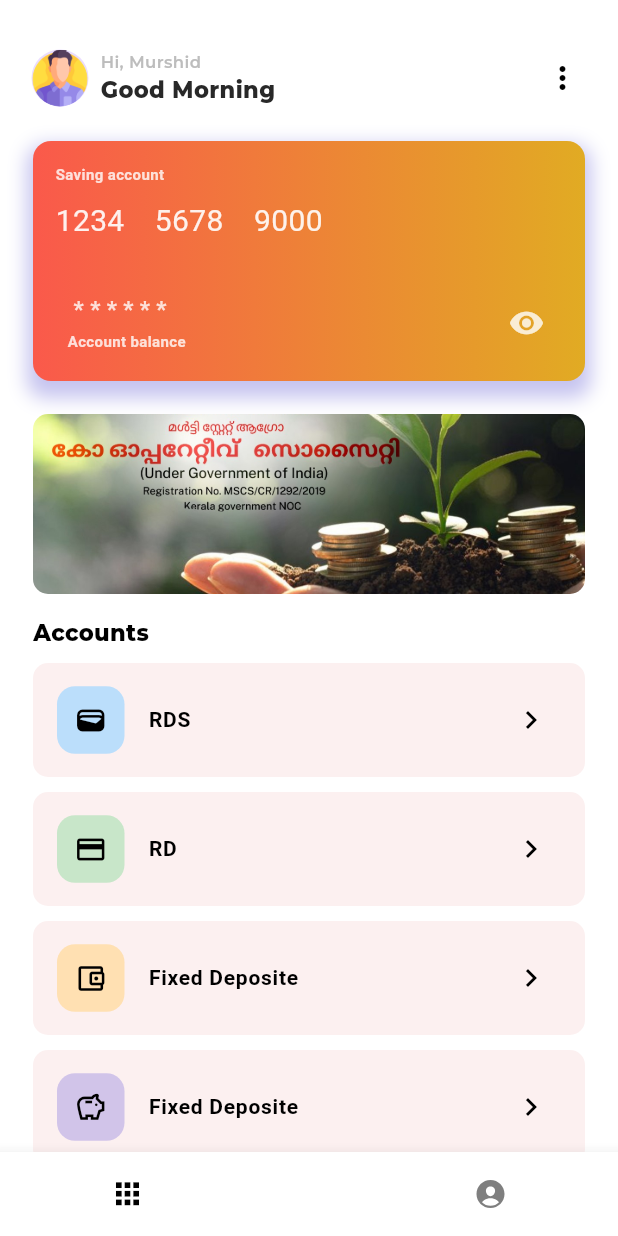
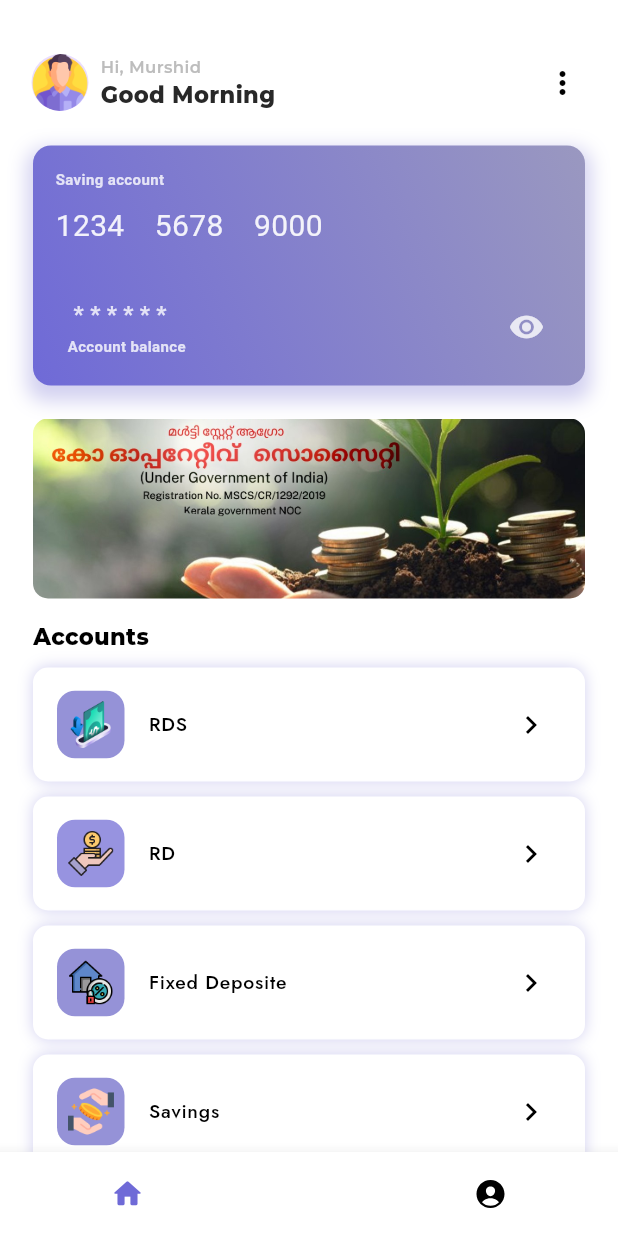
Before and after one commit to whitesoft2024/malabar_cstomer, a Flutter app: the homepage screen opened directly, on a phone screen of 412 x 824 dp. Run offline on Flutter 3.47's test engine with Material 3 defaults, Android fonts, the phone set to English and light mode, and no system bars; drawn by our look-alikes of animated_bottom_navigation_bar; our stand-ins replace google_fonts, ionicons; Roboto replaces fonts that are missing (Varela).

Commit message:
home screen completed

```diff
--- a/lib/screens/HomePage.dart
+++ b/lib/screens/HomePage.dart
@@ -59,14 +59,14 @@ class _homepageState extends State<homepage> {
 
   Widget getFooter() {
     List<IconData> iconItems = [
-      Icons.apps_outlined,
+      Icons.home_rounded,
       Ionicons.person_circle,
     ];
 
     return AnimatedBottomNavigationBar(
-      activeColor: black,
+      activeColor: Color(0xFF6F6AD7),
       splashColor: secondary,
-      inactiveColor: Colors.black.withOpacity(0.5),
+      inactiveColor: Colors.black,
       icons: iconItems,
       activeIndex: pageIndex,
       gapLocation: GapLocation.center,
--- a/lib/screens/dashboard.dart
+++ b/lib/screens/dashboard.dart
@@ -61,7 +61,7 @@ class _DashbaordPageState extends State<DashbaordPage> {
       children: [
         Container(
           // color: primary,
-          padding:  EdgeInsets.only(left: 13,right: 13, top: 25,bottom: 5),
+          padding:  EdgeInsets.only(left: 13,right: 13, top: 28,bottom: 5),
           child: Row(
             mainAxisAlignment: MainAxisAlignment.spaceBetween,
             children: [
@@ -109,18 +109,18 @@ class _DashbaordPageState extends State<DashbaordPage> {
           decoration: BoxDecoration(
             gradient: LinearGradient(
               colors: [
-                Color(0xFFFA594B),
-                Color(0xFFE1AB23)],
-              begin: Alignment.topLeft,
+                Color(0xFF6F6AD7),
+                Color(0xFF9A98C0),],
+              begin: Alignment.bottomLeft,
               end: Alignment.topRight,
             ),
             borderRadius: BorderRadius.circular(12),
             boxShadow: [
               BoxShadow(
-                color:Color(0xFF6F6AD7).withOpacity(0.4),
+                color:Color(0xFF8F8BDA).withOpacity(0.4),
                 spreadRadius: 4,
                 blurRadius: 10,
-                offset: Offset(0, 7), // changes position of shadow
+                offset: Offset(0, 6), // changes position of shadow
               ),
             ],
 
@@ -317,24 +317,77 @@ class _DashbaordPageState extends State<DashbaordPage> {
               Accounts(() {
                 Navigator.push(context,
                     MaterialPageRoute(builder: (context) => CardPage()));
-              }, Icons.wallet, "RDS",Colors.blue.shade100),
-              SizedBox(width: 15,),
+              }, "assets/images/deposit 1.png", "RDS",Color(0xFF9592D7)),
+
               Accounts(() {
                 Navigator.push(context,
                     MaterialPageRoute(builder: (context) => CardPage()));
-              }, Icons.credit_card, "RD",Colors.green.shade100),
+              }, "assets/images/rd.png", "RD",Color(0xFF9793E0)),
+
               Accounts(() {
                 Navigator.push(context,
                     MaterialPageRoute(builder: (context) => CardPage()));
-              }, Icons.account_balance_wallet_outlined, "Fixed Deposite",Colors.orange.shade100),
-              SizedBox(width: 15,),
+              }, "assets/images/rate.png", "Fixed Deposite",Color(0xFF9592D7)),
+
               Accounts(() {
                 Navigator.push(context,
                     MaterialPageRoute(builder: (context) => CardPage()));
-              }, Icons.savings_outlined, "Fixed Deposite",Colors.deepPurple.shade100)
+              }, "assets/images/saving.png", "Savings",Color(0xFF9592D7)),
+
+              Accounts(() {
+                Navigator.push(context,
+                    MaterialPageRoute(builder: (context) => CardPage()));
+              }, "assets/images/groups.png", "GDCS",Color(0xFF9592D7))
             ],
           ),
         ],
+      ),
+    );
+  }
+
+  Widget Accounts(Function() onTap, String image, String title, Color? color) {
+    return Container(
+      padding: const EdgeInsets.symmetric(vertical: 10.0),
+      margin: const EdgeInsets.symmetric(vertical: 5.0),
+      decoration: BoxDecoration(
+        borderRadius: BorderRadius.circular(10),
+        color: const Color(0xFFFFFFFF),
+        boxShadow: [
+          BoxShadow(
+            color: const Color(0xFF8F8BDA).withOpacity(0.4),
+            spreadRadius: 0,
+            blurRadius: 8,
+          ),
+        ],
+      ),
+      child: ListTile(
+        onTap: onTap,
+        leading: Container(
+          padding: EdgeInsets.all(7),
+          width: 45,
+          height: 45,
+          decoration: BoxDecoration(
+            color: color,
+            borderRadius: BorderRadius.circular(12),
+          ),
+          child: Center(
+            child: Image(
+              image: AssetImage(image as String),
+              fit: BoxFit.contain,
+            ),
+          ),
+        ),
+        trailing: const Icon(
+          Icons.keyboard_arrow_right,
+          color: Colors.black, // Use Colors.black instead of black
+        ),
+        title: Text(
+          title,
+          style: GoogleFonts.jost(
+              fontSize: 13,
+              fontWeight: FontWeight.w500,
+              color: Colors.black),
+        ),
       ),
     );
   }
@@ -400,50 +453,4 @@ class _DashbaordPageState extends State<DashbaordPage> {
       ),
     );
   }
-
-  Widget Accounts(Function() onTap, IconData icons, String title,Color? color){
-    return Container(
-      padding: const EdgeInsets.symmetric(vertical: 10.0),
-      margin: const EdgeInsets.symmetric(vertical: 5.0),
-      decoration: BoxDecoration(
-        borderRadius: BorderRadius.circular(10),
-        color: Color(0xFFFCF0F0)
-      ),
-      child: ListTile(
-        leading: Container(
-          width: 45,
-          height: 45,
-          decoration: BoxDecoration(
-            color: color,
-            borderRadius: BorderRadius.circular(12),
-          ),
-          child: Center(
-            child: Icon(
-              icons,
-              color: black,
-              size: 22,
-            ),
-          ),
-        ),
-        trailing: Icon(
-          Icons.keyboard_arrow_right,
-          color: black,
-        ),
-        title: Text(
-          title,
-          style: GoogleFonts.varela(
-              fontSize: 14,
-              fontWeight: FontWeight.w600,
-              color: Colors.black),
-        ),
-        // subtitle: Text(
-        //   title,
-        //   style: TextStyle(
-        //       fontSize: 15,
-        //       fontWeight: FontWeight.w600,
-        //       color: Colors.black),
-        // ),
-      ),
-    );
-  }
 }
```
Also changed, not shown: assets/images/deposit 1.png (added), assets/images/groups.png (added), assets/images/rate.png (added), assets/images/rd.png (added), assets/images/saving.png (added).
